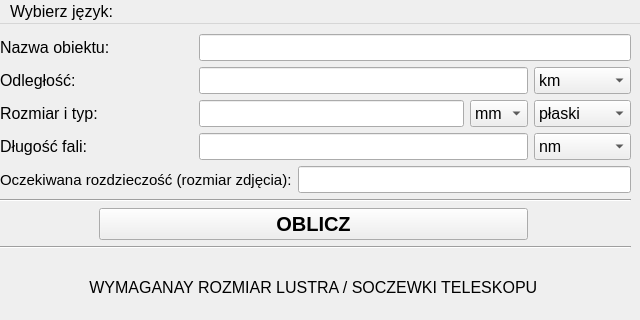
This is Main_HBTWN.ui in JBielanski/HBTWN as Qt 5 draws it before an edit; both pictures show x 0 to 640 and y 0 to 320 of the 640 by 480 pixel window. The edited form follows.
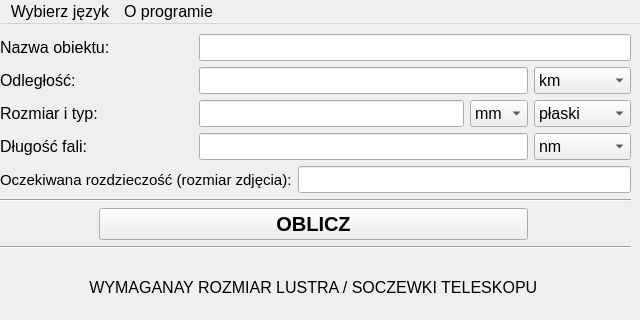
This is the edited form.

Commit message: HBTWN - GUI prototype changes (v. 0.04)

```diff
--- a/Main_HBTWN.ui
+++ b/Main_HBTWN.ui
@@ -446,14 +446,32 @@
      <bold>false</bold>
     </font>
    </property>
-   <widget class="QMenu" name="menuWibierz_j_zyk">
+   <widget class="QMenu" name="menu_sel_language">
+    <property name="font">
+     <font>
+      <pointsize>12</pointsize>
+     </font>
+    </property>
     <property name="title">
-     <string>Wybierz język:</string>
+     <string>Wybierz język</string>
     </property>
     <addaction name="actionPolski"/>
     <addaction name="actionEnglish"/>
    </widget>
-   <addaction name="menuWibierz_j_zyk"/>
+   <widget class="QMenu" name="menu_about">
+    <property name="font">
+     <font>
+      <pointsize>12</pointsize>
+     </font>
+    </property>
+    <property name="title">
+     <string>O programie</string>
+    </property>
+    <addaction name="action_license"/>
+    <addaction name="action_about"/>
+   </widget>
+   <addaction name="menu_sel_language"/>
+   <addaction name="menu_about"/>
   </widget>
   <widget class="QStatusBar" name="statusbar"/>
   <action name="actionPolski">
```
Left out of the diff: 30 changed lines with no effect on the pictures.
